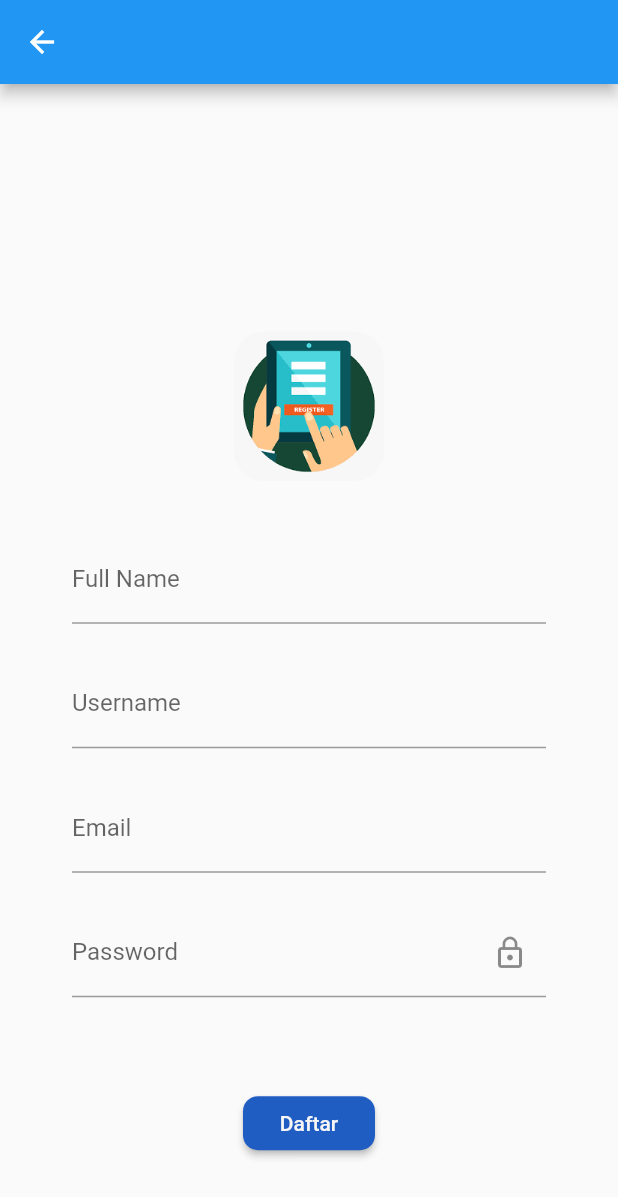
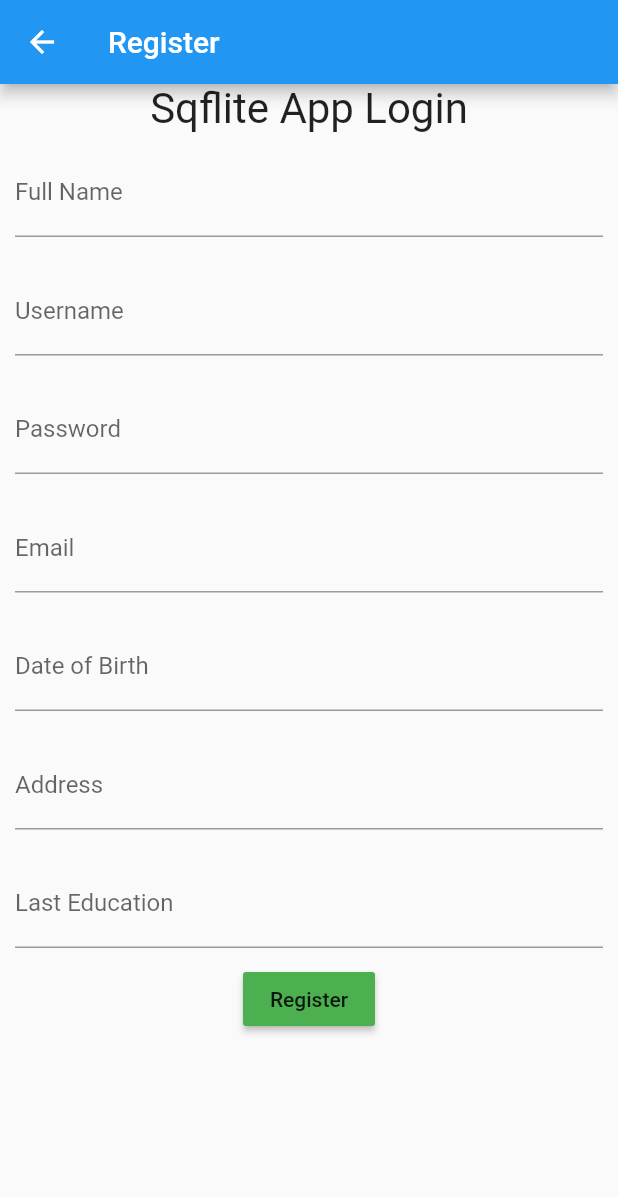
Before and after one commit to riosiregar/testing-project, a Flutter app: the DaftarPage screen opened directly, on a phone screen of 412 x 824 dp. Shown: the top 1197 px of the screen. Run offline on Flutter 3.47's test engine with Material 2 defaults, Android fonts, the phone set to English and light mode, and no system bars; our stand-ins replace sqflite; accounts and stored records are empty.

Commit message:
v.3 update

```diff
--- /dev/null
+++ b/lib/db/user.dart
@@ -0,0 +1,46 @@
+class User {
+  String _fullname;
+  String _username;
+  String _password;
+  String _email;
+  String _tgllahir;
+  String _alamat;
+  String _pendterakhir;
+  String _flaglogged;
+
+  User(this._fullname, this._username, this._password, this._email,
+      this._alamat, this._pendterakhir, this._flaglogged);
+
+  User.map(dynamic obj) {
+    this._fullname = obj['fullname'];
+    this._username = obj['username'];
+    this._password = obj['password'];
+    this._email = obj['email'];
+    this._tgllahir = obj['tgllahir'];
+    this._alamat = obj['alamat'];
+    this._pendterakhir = obj['pendterakhir'];
+    this._flaglogged = obj['password'];
+  }
+
+  String get fullname => _fullname;
+  String get username => _username;
+  String get password => _password;
+  String get email => _email;
+  String get tgllahir => _tgllahir;
+  String get alamat => _alamat;
+  String get pendterakhir => _pendterakhir;
+  String get flaglogged => _flaglogged;
+
+  Map<String, dynamic> toMap() {
+    var map = new Map<String, dynamic>();
+    map["fullname"] = _fullname;
+    map["username"] = _username;
+    map["password"] = _password;
+    map["email"] = _email;
+    map["tgllahir"] = _tgllahir;
+    map["alamat"] = _alamat;
+    map["pendterakhir"] = _pendterakhir;
+    map["flaglogged"] = _flaglogged;
+    return map;
+  }
+}
--- a/lib/main.dart
+++ b/lib/main.dart
@@ -7,6 +7,7 @@ class MyApp extends StatelessWidget {
   @override
   Widget build(BuildContext context) {
     return MaterialApp(
+      debugShowCheckedModeBanner: false,
       home: Homepage(),
     );
   }
--- a/lib/page/login/regis.dart
+++ b/lib/page/login/regis.dart
@@ -1,137 +1,134 @@
 import 'package:flutter/material.dart';
-import 'package:flutter/cupertino.dart';
+import 'package:pemmob/db/database-helper.dart';
+import 'package:pemmob/db/user.dart';
 
 class DaftarPage extends StatefulWidget {
   @override
-  _DaftarPageState createState() => _DaftarPageState();
+  _DaftarPageState createState() => new _DaftarPageState();
 }
 
 class _DaftarPageState extends State<DaftarPage> {
-  String _name, _password, _username, _email = "";
-  bool _obscureText = true;
-
-  void _toggle() {
-    setState(() {
-      _obscureText = !_obscureText;
-    });
-  }
+  BuildContext _ctx;
+  bool _isLoading = false;
+  final formKey = new GlobalKey<FormState>();
+  final scaffoldKey = new GlobalKey<ScaffoldState>();
+  String _fullname,
+      _username,
+      _password,
+      _email,
+      _tgllahir,
+      _alamat,
+      _pendterakhir;
 
   @override
   Widget build(BuildContext context) {
-    return Scaffold(
-      appBar: AppBar(),
-      resizeToAvoidBottomInset: true,
-      body: SingleChildScrollView(
-        child: Align(
-          alignment: Alignment.center,
-          child: Padding(
-            padding:
-                EdgeInsets.only(top: MediaQuery.of(context).size.height * .2),
-            child: Column(
+    _ctx = context;
+    var loginBtn = new RaisedButton(
+      onPressed: _submit,
+      child: new Text("Register"),
+      color: Colors.green,
+    );
+
+    var loginForm = new Column(
+      crossAxisAlignment: CrossAxisAlignment.center,
       children: <Widget>[
-                Padding(
-                  padding: EdgeInsets.symmetric(
-                      horizontal: MediaQuery.of(context).size.width * .25),
-                  child: ClipRRect(
-                    borderRadius: BorderRadius.circular(20.0),
-                    child: Container(
-                      width: 100.0,
-                      height: 100.0,
-                      child: Image.asset(
-                          "assets/image/regis.png",
-                          fit: BoxFit.cover),
+        new Text(
+          "Sqflite App Login",
+          textScaleFactor: 2.0,
+        ),
+        new Form(
+          key: formKey,
+          child: new Column(
+            children: <Widget>[
+              new Padding(
+                padding: const EdgeInsets.all(10.0),
+                child: new TextFormField(
+                  onSaved: (val) => _fullname = val,
+                  decoration: new InputDecoration(labelText: "Full Name"),
                 ),
               ),
-                ),
-                SizedBox(height: 36.0),
-                Padding(
-                  padding: EdgeInsets.symmetric(horizontal: 48.0),
-                  child: Column(
-                    children: <Widget>[
-                      TextFormField(
-                        keyboardType: TextInputType.text,
-                        decoration: InputDecoration(
-                          labelText: "Full Name",
-                          hintText: "E.g. Johannes Van Andersen",
-                        ),
-                        onChanged: (String name) {
-                          setState(() {
-                            _name = name;
-                          });
-                        },
-                      ),
-                      SizedBox(height: 24.0,),
-                      TextFormField(
-                        keyboardType: TextInputType.text,
-                        decoration: InputDecoration(
-                          labelText: "Username",
-                          hintText: "E.g. yohann123",
-                        ),
-                        onChanged: (String username) {
-                          setState(() {
-                            _username = username;
-                          });
-                        },
-                      ),
-                      SizedBox(height: 24.0,),
-                      TextFormField(
-                        keyboardType: TextInputType.text,
-                        decoration: InputDecoration(
-                          labelText: "Email",
-                          hintText: "E.g. xxxxx@xxx.xxx",
-                        ),
-                        onChanged: (String email) {
-                          setState(() {
-                            _email = email;
-                          });
-                        },
-                      ),
-                      SizedBox(height: 24.0),
-                      TextFormField(
-                        keyboardType: TextInputType.text,
-                        obscureText: _obscureText,
-                        decoration: InputDecoration(
-                          labelText: "Password",
-                          hintText: "E.g. admin123",
-                          suffixIcon: IconButton(
-                            onPressed: _toggle,
-                            icon: Icon(
-                              _obscureText
-                                  ? Icons.lock_outline
-                                  : Icons.lock_open,
+              new Padding(
+                padding: const EdgeInsets.all(10.0),
+                child: new TextFormField(
+                  onSaved: (val) => _username = val,
+                  decoration: new InputDecoration(labelText: "Username"),
                 ),
               ),
+              new Padding(
+                padding: const EdgeInsets.all(10.0),
+                child: new TextFormField(
+                  onSaved: (val) => _password = val,
+                  decoration: new InputDecoration(labelText: "Password"),
                 ),
-                        onChanged: (String password) {
-                          setState(() {
-                            _password = password;
-                          });
-                        },
               ),
+              new Padding(
+                padding: const EdgeInsets.all(10.0),
+                child: new TextFormField(
+                  onSaved: (val) => _email = val,
+                  decoration: new InputDecoration(labelText: "Email"),
+                ),
+              ),
+              new Padding(
+                padding: const EdgeInsets.all(10.0),
+                child: new TextFormField(
+                  onSaved: (val) => _tgllahir = val,
+                  decoration: new InputDecoration(labelText: "Date of Birth"),
+                ),
+              ),
+              new Padding(
+                padding: const EdgeInsets.all(10.0),
+                child: new TextFormField(
+                  onSaved: (val) => _alamat = val,
+                  decoration: new InputDecoration(labelText: "Address"),
+                ),
+              ),
+              new Padding(
+                padding: const EdgeInsets.all(10.0),
+                child: new TextFormField(
+                  onSaved: (val) => _pendterakhir = val,
+                  decoration: new InputDecoration(labelText: "Last Education"),
+                ),
+              )
             ],
           ),
         ),
-                SizedBox(height: 60.0),
-                Builder(
-                  builder: (context) => RaisedButton(
-                    shape: RoundedRectangleBorder(
-                      borderRadius: BorderRadius.circular(10.0),
+        loginBtn
+      ],
+    );
+
+    return new Scaffold(
+      appBar: new AppBar(
+        title: new Text("Register"),
       ),
-                    child: Text(
-                      "Daftar",
-                      style: TextStyle(
-                        color: Color(0xFFF6F6F6),
-                      ),
-                    ),
-                    color: Color(0xFF205DC3),
-                    onPressed: () {},
-                  ),
-                ),
-              ],
-            ),
-          ),
+      key: scaffoldKey,
+      body: new Container(
+        child: new Center(
+          child: loginForm,
         ),
       ),
     );
   }
+
+  void _showSnackBar(String text) {
+    scaffoldKey.currentState.showSnackBar(new SnackBar(
+      content: new Text(text),
+    ));
   }
+
+  void _submit() {
+    final form = formKey.currentState;
+
+    if (form.validate()) {
+      setState(() {
+        _isLoading = true;
+        form.save();
+        var user = new User(_fullname, _username, _password, _email, _tgllahir,
+            _alamat, _pendterakhir);
+        var db = new DatabaseHelper();
+        db.saveUser(user);
+        _isLoading = false;
+        Navigator.of(context).pushNamed("/login");
+      });
+    }
+  }
+}
--- a/lib/page/src/my_image.dart
+++ b/lib/page/src/my_image.dart
@@ -1,3 +1,3 @@
 import 'package:flutter/material.dart';
 
-Image myImage = Image.asset("assets/image/avatar.jpg");
+Image myImage = Image.asset("assets/image/avatar.png");
--- a/pubspec.yaml
+++ b/pubspec.yaml
@@ -19,13 +19,14 @@ environment:
 dependencies:
   flutter:
     sdk: flutter
-  carousel_slider: ^1.4.1
-  flutter_svg: ^0.17.4
   font_awesome_flutter: ^8.8.1
 
   # The following adds the Cupertino Icons font to your application.
   # Use with the CupertinoIcons class for iOS style icons.
   cupertino_icons: ^0.1.2
+  sqflite: ^0.11.0
+  path_provider: ^0.4.0
+  http: ^0.12.0
 
 dev_dependencies:
   flutter_test:
```
Also changed, not shown: lib/db/database-helper.dart (added, +79 -0 lines), lib/db/rest-data.dart (added, +26 -0 lines), lib/page/login/login.dart (+120 -116 lines), lib/page/login/login_presenter.dart (added, +21 -0 lines), assets/image/Avatar.png (added), assets/image/avatar.jpg (deleted), pubspec.lock. Lines whose indentation alone changed are shown as unchanged.
